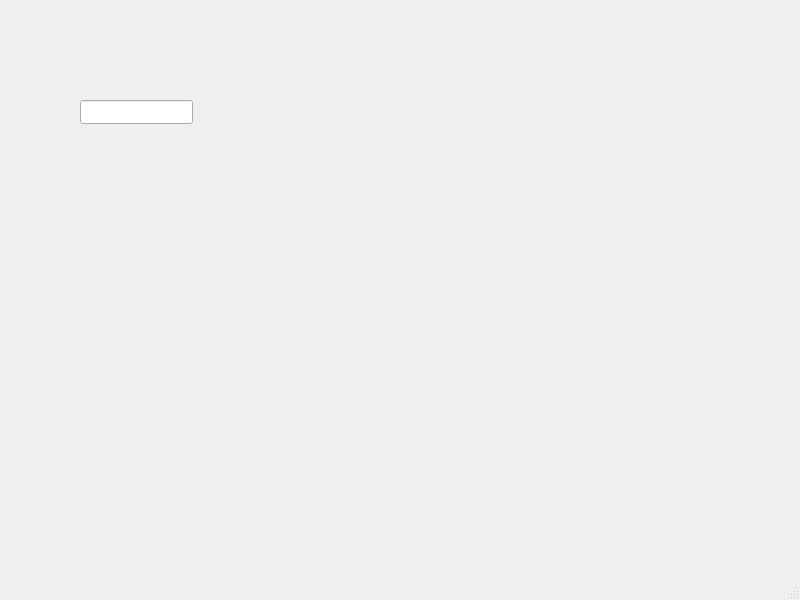
This is mainwindow.ui in ThuyAnP/TP-QT-2 as Qt 5 draws it before an edit. The edited form follows.
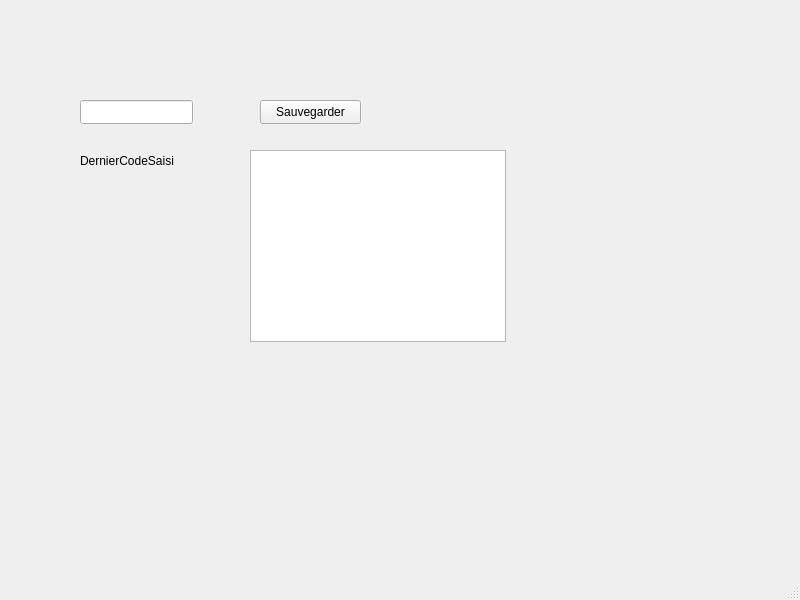
This is the edited form.

What changed in the file:
```diff
--- a/mainwindow.ui
+++ b/mainwindow.ui
@@ -27,6 +27,42 @@
      <number>10</number>
     </property>
    </widget>
+   <widget class="QPushButton" name="BtnSauvegarder">
+    <property name="geometry">
+     <rect>
+      <x>260</x>
+      <y>100</y>
+      <width>101</width>
+      <height>24</height>
+     </rect>
+    </property>
+    <property name="text">
+     <string>Sauvegarder</string>
+    </property>
+   </widget>
+   <widget class="QLabel" name="DernierCodeSaisi">
+    <property name="geometry">
+     <rect>
+      <x>80</x>
+      <y>150</y>
+      <width>101</width>
+      <height>21</height>
+     </rect>
+    </property>
+    <property name="text">
+     <string>DernierCodeSaisi</string>
+    </property>
+   </widget>
+   <widget class="QListWidget" name="ListeDesCodes">
+    <property name="geometry">
+     <rect>
+      <x>250</x>
+      <y>150</y>
+      <width>256</width>
+      <height>192</height>
+     </rect>
+    </property>
+   </widget>
   </widget>
   <widget class="QMenuBar" name="menubar">
    <property name="geometry">
```
Left out of the diff: 2 changed lines with no effect on the pictures.
